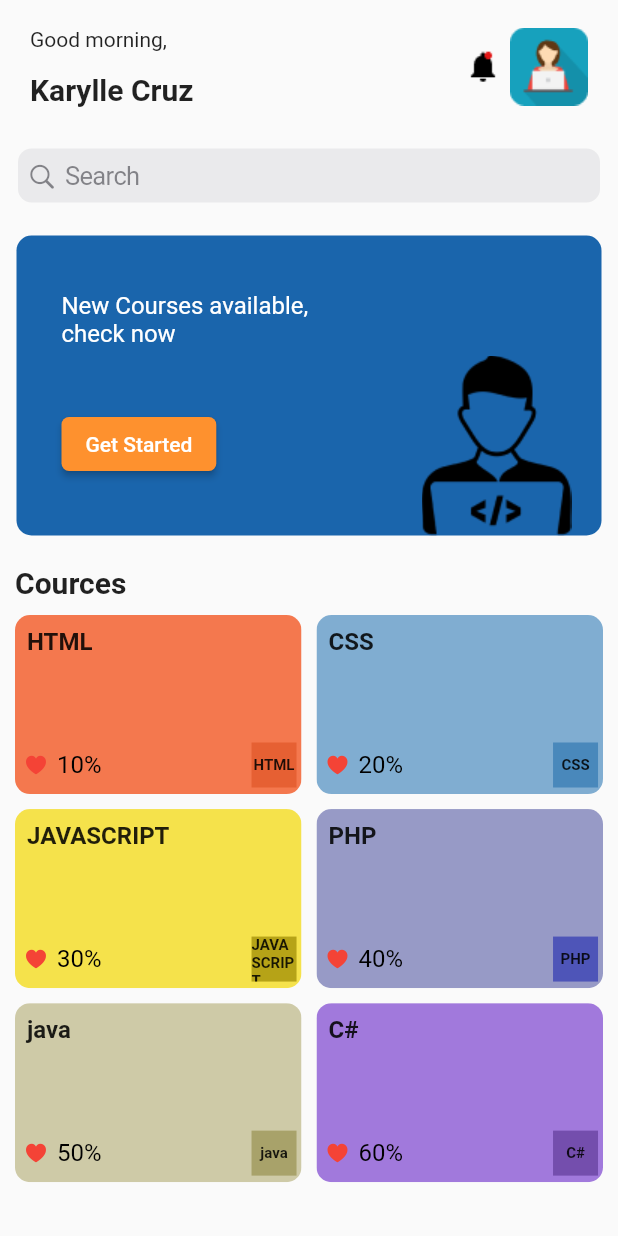
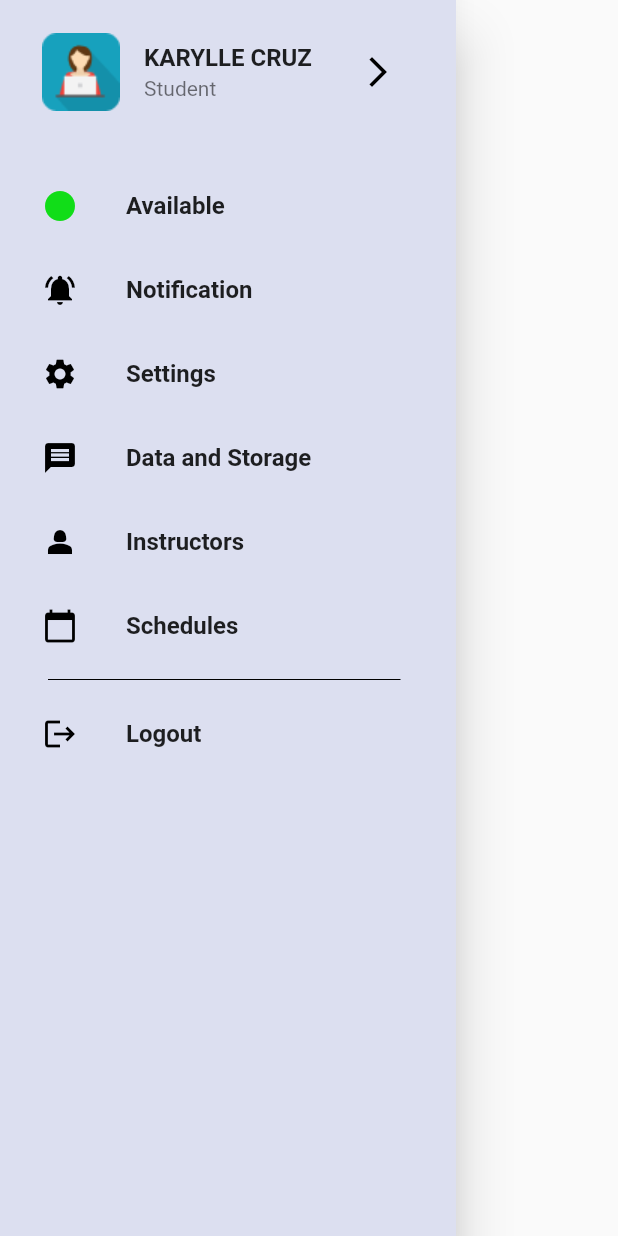
Before and after one commit to muhammmadshahbaz/RootPointer-App, a Flutter app: the screen it shows after launch, on a phone screen of 412 x 824 dp. Run offline on Flutter 3.47's test engine with Material 2 defaults, Android fonts, the phone set to English and light mode, and no system bars; our stand-ins replace pin_code_fields.

Commit message:
dev#ch9_complete

```diff
--- a/lib/main.dart
+++ b/lib/main.dart
@@ -1,11 +1,15 @@
 //import 'package:first_project/Screens/auth/login.dart';
 //import 'package:first_project/Screens/auth/forget.dart';
-import 'package:first_project/ui/dashboard/dashboard.dart';
+//import 'package:first_project/ui/dashboard/dashboard.dart';
+//import 'package:first_project/ui/dashboard/dashboard.dart';
+import 'package:first_project/ui/dashboard/menu.dart';
 import 'package:flutter/material.dart';
+
+//import 'Screens/auth/forget.dart';
 
 void main() {
   runApp(const MaterialApp(
-    home: DashboardScreen(),
+    home: MenuScreen(),
   ));
 
 }
--- a/lib/ui/dashboard/dashboard.dart
+++ b/lib/ui/dashboard/dashboard.dart
@@ -16,7 +16,7 @@ var arrColors = [
     const Color.fromARGB(255, 244, 120, 78),
     const Color.fromARGB(255, 128, 173, 209),
     const Color.fromARGB(255, 245, 226, 75),
-  const Color.fromARGB(255,151, 154, 198),
+    const Color.fromARGB(255, 151, 154, 198),
     const Color.fromARGB(255, 206, 202, 167),
     const Color.fromARGB(255, 161, 121, 220),
   ];
@@ -28,21 +28,29 @@ var arrColorss = [
     const Color.fromARGB(255, 168, 162, 106),
     const Color.fromARGB(255, 116, 78, 173),
   ];
-final List<String> arrText = [  "HTML",  "CSS",  "JAVASCRIPT",  "PHP", "java", "C#"];
+  final List<String> arrText = [
+    "HTML",
+    "CSS",
+    "JAVASCRIPT",
+    "PHP",
+    "java",
+    "C#"
+  ];
 
   get textController => null;
 
   @override
   Widget build(BuildContext context) {
-    return  Scaffold(
+    return Scaffold(
       body: Padding(
-        padding: const EdgeInsets.symmetric(horizontal: 2.0, ),
+        padding: const EdgeInsets.symmetric(
+          horizontal: 2.0,
+        ),
         child: ListView(
           shrinkWrap: true,
-          children:
-          [
-
-            Column(crossAxisAlignment: CrossAxisAlignment.start,
+          children: [
+            Column(
+              crossAxisAlignment: CrossAxisAlignment.start,
               children: [
                 Padding(
                   padding: const EdgeInsets.all(18.0),
@@ -56,7 +64,10 @@ final List<String> arrText = [  "HTML",  "CSS",  "JAVASCRIPT",  "PHP", "java", "
                           SizedBox(
                             height: 14,
                           ),
-                      Text('Karylle Cruz',style: TextStyle(fontSize: 20, fontWeight: FontWeight.bold),
+                          Text(
+                            'Karylle Cruz',
+                            style: TextStyle(
+                                fontSize: 20, fontWeight: FontWeight.bold),
                           ),
                         ],
                       ),
@@ -75,7 +86,7 @@ final List<String> arrText = [  "HTML",  "CSS",  "JAVASCRIPT",  "PHP", "java", "
                 Container(
                   padding: const EdgeInsets.all(8),
                   child: Column(
-                    children:  [
+                    children: [
                       Padding(
                         padding: const EdgeInsets.all(2.0),
                         child: CupertinoSearchTextField(
@@ -83,46 +94,57 @@ final List<String> arrText = [  "HTML",  "CSS",  "JAVASCRIPT",  "PHP", "java", "
                           placeholder: 'Search',
                         ),
                       ),
-
                       const SizedBox(
                         height: 20,
                       ),
-                            Container( padding: const EdgeInsets.symmetric(horizontal: 20),
-
+                      Container(
+                        padding: const EdgeInsets.symmetric(horizontal: 20),
                         height: 200,
                         width: 390,
                         decoration: BoxDecoration(
-                  color: Color.fromARGB(255, 26, 101, 172),borderRadius: BorderRadius.circular(10)
-                ),
-                child: Row(mainAxisAlignment: MainAxisAlignment.spaceBetween,
+                            color: const Color.fromARGB(255, 26, 101, 172),
+                            borderRadius: BorderRadius.circular(10)),
+                        child: Row(
+                          mainAxisAlignment: MainAxisAlignment.spaceBetween,
                           children: [
                             Padding(
-                  padding: const EdgeInsets.symmetric(horizontal: 10,),
+                                padding: const EdgeInsets.symmetric(
+                                  horizontal: 10,
+                                ),
                                 child: Column(
                                     mainAxisAlignment: MainAxisAlignment.center,
-                     crossAxisAlignment: CrossAxisAlignment.start,
-                    children:  [
+                                    crossAxisAlignment:
+                                        CrossAxisAlignment.start,
+                                    children: [
                                       const SizedBox(
                                         width: 200,
                                         child: Text(
                                           "New Courses available, check now",
-                         style: TextStyle(fontSize: 16,color: Colors.white),
+                                          style: TextStyle(
+                                              fontSize: 16,
+                                              color: Colors.white),
                                         ),
                                       ),
-                   const SizedBox(height: 40,),
+                                      const SizedBox(
+                                        height: 40,
+                                      ),
                                       ElevatedButton(
-                          onPressed: () {
-                          },
+                                        onPressed: () {},
                                         style: ButtonStyle(
-                            backgroundColor:const  MaterialStatePropertyAll(Color.fromARGB(255, 254, 145, 46)),
-                            shape: MaterialStateProperty.all(RoundedRectangleBorder(borderRadius: BorderRadius.circular(5)))
+                                            backgroundColor:
+                                                const MaterialStatePropertyAll(
+                                                    Color.fromARGB(
+                                                        255, 254, 145, 46)),
+                                            shape: MaterialStateProperty.all(
+                                                RoundedRectangleBorder(
+                                                    borderRadius:
+                                                        BorderRadius.circular(
+                                                            5)))),
+                                        child: const Text('Get Started'),
                                       ),
-                          child: const Text('Get Started'),),
                                       // const SizedBox(height: 35),
                                       // const SizedBox(width: 100),
-                    ]
-                  )
-                ),
+                                    ])),
                             Column(
                               mainAxisAlignment: MainAxisAlignment.spaceBetween,
                               children: [
@@ -139,10 +161,14 @@ final List<String> arrText = [  "HTML",  "CSS",  "JAVASCRIPT",  "PHP", "java", "
                         ),
                       ),
                       const SizedBox(
-                              height: 20,),
+                        height: 20,
+                      ),
                       Row(
-                                 children:const [
-                                   Text('Cources', style: TextStyle(fontWeight: FontWeight.bold,fontSize: 20),
+                        children: const [
+                          Text(
+                            'Cources',
+                            style: TextStyle(
+                                fontWeight: FontWeight.bold, fontSize: 20),
                           ),
                         ],
                       ),
@@ -157,32 +183,40 @@ final List<String> arrText = [  "HTML",  "CSS",  "JAVASCRIPT",  "PHP", "java", "
                             borderRadius: BorderRadius.circular(10),
                             child: Container(
                               color: arrColors[index],
-                                           child:  Column(
+                              child: Column(
                                 children: [
                                   Padding(
                                     padding: const EdgeInsets.all(8.0),
                                     child: Align(
                                       alignment: Alignment.topLeft,
-
                                       child: Text(
-                                                               arrText[index]
-                                                            , style: const TextStyle(fontSize: 16, fontWeight: FontWeight.bold),
+                                        arrText[index],
+                                        style: const TextStyle(
+                                            fontSize: 16,
+                                            fontWeight: FontWeight.bold),
                                       ),
                                     ),
-
                                   ),
                                   const SizedBox(
                                     height: 50,
                                   ),
                                   Row(
-                                      children:  [
-                                      const Padding(padding:EdgeInsets.all(6.0),
-                                      child: Align(alignment: Alignment.bottomLeft,
-                                        child: Icon(CupertinoIcons.heart_fill,color: Colors.red, size: 16,),),
+                                    children: [
+                                      const Padding(
+                                        padding: EdgeInsets.all(6.0),
+                                        child: Align(
+                                          alignment: Alignment.bottomLeft,
+                                          child: Icon(
+                                            CupertinoIcons.heart_fill,
+                                            color: Colors.red,
+                                            size: 16,
+                                          ),
+                                        ),
                                       ),
                                       Text(
                                         "${(index + 1) * 10}%",
-                          style: const TextStyle(fontSize: 16, color: Colors.black),
+                                        style: const TextStyle(
+                                            fontSize: 16, color: Colors.black),
                                       ),
                                       const SizedBox(
                                         width: 100,
@@ -192,26 +226,27 @@ final List<String> arrText = [  "HTML",  "CSS",  "JAVASCRIPT",  "PHP", "java", "
                                         width: 30,
                                         color: arrColorss[index],
                                         alignment: Alignment.center,
-                          child: Text(arrText[index], style: const TextStyle(fontSize: 10, fontWeight: FontWeight.bold),),
-
+                                        child: Text(
+                                          arrText[index],
+                                          style: const TextStyle(
+                                              fontSize: 10,
+                                              fontWeight: FontWeight.bold),
+                                        ),
                                       )
-
                                     ],
                                   )
                                 ],
                               ),
-
                             ),
                           );
                         },
                         itemCount: arrColors.length,
-                                gridDelegate:  const SliverGridDelegateWithMaxCrossAxisExtent(
+                        gridDelegate:
+                            const SliverGridDelegateWithMaxCrossAxisExtent(
                                 maxCrossAxisExtent: 200,
                                 crossAxisSpacing: 10,
                                 mainAxisSpacing: 10,
-                               childAspectRatio: 1.60
-                                ),
-
+                                childAspectRatio: 1.60),
                       )
                     ],
                   ),
@@ -221,27 +256,6 @@ final List<String> arrText = [  "HTML",  "CSS",  "JAVASCRIPT",  "PHP", "java", "
           ],
         ),
       ),
-
-
-
     );
-
-
-
-
-
-
-
-
-
-
-
-
-
-
-
-
-
-
   }
 }
--- /dev/null
+++ b/lib/ui/dashboard/menu.dart
@@ -0,0 +1,87 @@
+import 'package:flutter/material.dart';
+//import 'package:flutter/src/widgets/framework.dart';
+//import 'package:flutter/src/widgets/placeholder.dart';
+
+class MenuScreen extends StatefulWidget {
+  const MenuScreen({super.key});
+
+  @override
+  State<MenuScreen> createState() => _MenuScreenState();
+}
+
+class _MenuScreenState extends State<MenuScreen> {
+  @override
+  Widget build(BuildContext context) {
+    return  Scaffold(
+      //backgroundColor: Colors.blue,
+      //appBar: AppBar(),
+      body: SafeArea(
+        top: true,
+        bottom: true,
+        child: Drawer(
+          backgroundColor: const Color.fromARGB(255, 220, 223, 240),
+          child: Padding(
+            padding: const EdgeInsets.all(12.0),
+            child: ListView(
+            children: [
+               ListTile(
+
+            leading: Image.asset('assets/icons/avater.png'),
+
+            title: const Text('KARYLLE CRUZ', style: TextStyle(fontWeight: FontWeight.bold),),
+            subtitle: const Text('Student'),
+            trailing: IconButton(
+              icon: const Icon(Icons.arrow_forward_ios, color: Colors.black,),
+              onPressed: () {
+                // Handle press event
+              },
+            ),
+          ),
+          const SizedBox(
+            height: 25,
+          ),
+          const ListTile(
+            title: Text('Available' ,style: TextStyle(fontWeight: FontWeight.bold),),
+            leading: Icon(Icons.circle,color: Color.fromARGB(255, 17, 221, 24),),
+          ),
+          const ListTile(
+            title: Text('Notification' ,style: TextStyle(fontWeight: FontWeight.bold),),
+            leading: Icon(Icons.notifications_active, color: Colors.black,),
+          ),
+          const ListTile(
+            title: Text('Settings',style: TextStyle(fontWeight: FontWeight.bold),),
+            leading: Icon(Icons.settings, color: Colors.black,),
+          ),
+          const ListTile(
+            title: Text('Data and Storage',style: TextStyle(fontWeight: FontWeight.bold),),
+            leading: Icon(Icons.message, color: Colors.black,),
+          ),
+          const ListTile(
+            title: Text('Instructors',style: TextStyle(fontWeight: FontWeight.bold),),
+            leading: Icon(Icons.person_2, color: Colors.black,),
+          ),
+          const ListTile(
+            title: Text('Schedules',style: TextStyle(fontWeight: FontWeight.bold),),
+            leading: Icon(Icons.calendar_today, color: Colors.black,),
+          ),
+          const Divider(
+            color: Colors.black,
+            //thickness: 1,
+            endIndent: 25,
+            indent: 20,
+          ),
+          const ListTile(
+            title: Text('Logout' ,style: TextStyle(fontWeight: FontWeight.bold),),
+            leading: Icon(Icons.logout, color: Colors.black,),
+          )
+            ]
+              ),
+          )
+
+        ),
+      ),
+      );
+
+
+  }
+}
--- a/pubspec.yaml
+++ b/pubspec.yaml
@@ -37,7 +37,8 @@ dependencies:
   # Use with the CupertinoIcons class for iOS style icons.
   cupertino_icons: ^1.0.2
   pin_code_fields: ^7.4.0
-  color_picker: ^0.4.0
+  # color_picker: ^0.4.0
+
 
 dev_dependencies:
   flutter_test:
```
Lines whose indentation alone changed are shown as unchanged.
